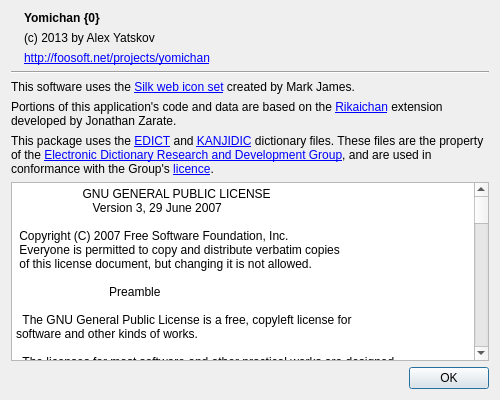
Qt form ui/about.ui (FooSoft/yomichan-anki) before a commit.
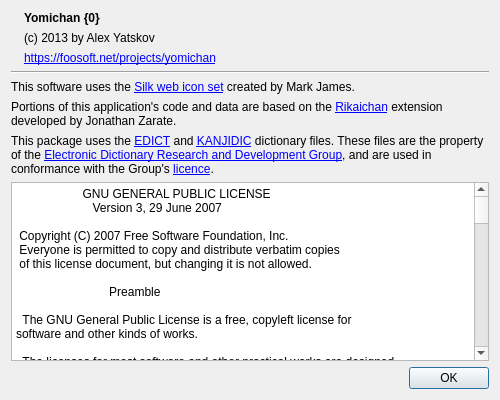
The same form after that commit. Icons and pictures are not drawn.

The edit to the form file:
```diff
--- a/ui/about.ui
+++ b/ui/about.ui
@@ -45,7 +45,7 @@
        <item>
         <widget class="QLabel" name="label_4">
          <property name="text">
-             <string>&lt;a href = &quot;http://foosoft.net/projects/yomichan&quot;&gt;http://foosoft.net/projects/yomichan&lt;/a&gt;</string>
+             <string>&lt;a href = &quot;https://foosoft.net/projects/yomichan&quot;&gt;https://foosoft.net/projects/yomichan&lt;/a&gt;</string>
          </property>
          <property name="openExternalLinks">
           <bool>true</bool>
```
